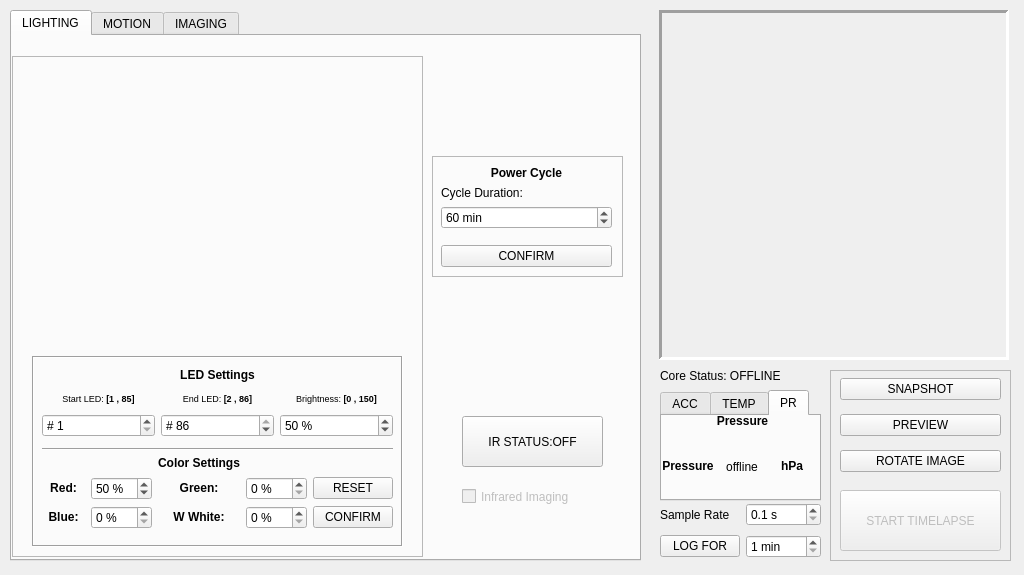
Above: _ui/Clinostat.ui from CoCl-Jerry/SciSpin_Max_Dev before the change. Below: the same form after it.
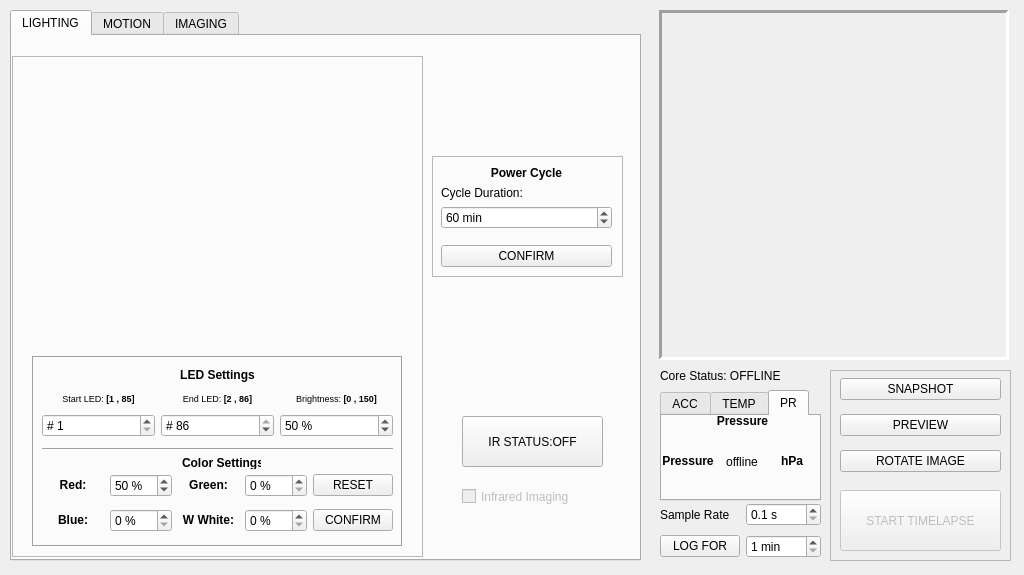
That is the form after the change. The open tabs and pages were chosen to show the change. Icons and pictures are not drawn.

```diff
--- a/_ui/Clinostat.ui
+++ b/_ui/Clinostat.ui
@@ -130,13 +130,13 @@
         <property name="geometry">
          <rect>
           <x>10</x>
-          <y>100</y>
+          <y>112</y>
           <width>351</width>
-          <height>73</height>
+          <height>71</height>
          </rect>
         </property>
         <layout class="QGridLayout" name="gridLayout">
-         <item row="2" column="3">
+         <item row="1" column="3">
           <widget class="QSpinBox" name="W_spinBox">
            <property name="toolTip">
             <string>Warm White Color Intensity, note that at high brightnesses  warm white LEDs consume a considerable more amount of power than the other color LEDs</string>
@@ -149,28 +149,28 @@
            </property>
           </widget>
          </item>
-         <item row="2" column="2">
+         <item row="1" column="2">
           <widget class="QLabel" name="W_label">
            <property name="text">
             <string>&lt;html&gt;&lt;head/&gt;&lt;body&gt;&lt;p align=&quot;center&quot;&gt;&lt;span style=&quot; font-weight:600;&quot;&gt;W White:&lt;/span&gt;&lt;/p&gt;&lt;/body&gt;&lt;/html&gt;</string>
            </property>
           </widget>
          </item>
-         <item row="1" column="0">
+         <item row="0" column="0">
           <widget class="QLabel" name="R_label">
            <property name="text">
             <string>&lt;html&gt;&lt;head/&gt;&lt;body&gt;&lt;p align=&quot;center&quot;&gt;&lt;span style=&quot; font-weight:600;&quot;&gt;Red:&lt;/span&gt;&lt;/p&gt;&lt;/body&gt;&lt;/html&gt;</string>
            </property>
           </widget>
          </item>
-         <item row="2" column="0">
+         <item row="1" column="0">
           <widget class="QLabel" name="B_label">
            <property name="text">
             <string>&lt;html&gt;&lt;head/&gt;&lt;body&gt;&lt;p align=&quot;center&quot;&gt;&lt;span style=&quot; font-weight:600;&quot;&gt;Blue:&lt;/span&gt;&lt;/p&gt;&lt;/body&gt;&lt;/html&gt;</string>
            </property>
           </widget>
          </item>
-         <item row="2" column="1">
+         <item row="1" column="1">
           <widget class="QSpinBox" name="B_spinBox">
            <property name="toolTip">
             <string>Blue Color Intensity</string>
@@ -183,7 +183,7 @@
            </property>
           </widget>
          </item>
-         <item row="1" column="1">
+         <item row="0" column="1">
           <widget class="QSpinBox" name="R_spinBox">
            <property name="toolTip">
             <string>Red Color Intensity</string>
@@ -199,14 +199,14 @@
            </property>
           </widget>
          </item>
-         <item row="1" column="2">
+         <item row="0" column="2">
           <widget class="QLabel" name="G_label">
            <property name="text">
             <string>&lt;html&gt;&lt;head/&gt;&lt;body&gt;&lt;p align=&quot;center&quot;&gt;&lt;span style=&quot; font-weight:600;&quot;&gt;Green:&lt;/span&gt;&lt;/p&gt;&lt;/body&gt;&lt;/html&gt;</string>
            </property>
           </widget>
          </item>
-         <item row="1" column="3">
+         <item row="0" column="3">
           <widget class="QSpinBox" name="G_spinBox">
            <property name="toolTip">
             <string>Green Color Intensity</string>
@@ -219,7 +219,7 @@
            </property>
           </widget>
          </item>
-         <item row="2" column="4">
+         <item row="1" column="4">
           <widget class="QPushButton" name="light_Confirm_pushButton">
            <property name="toolTip">
             <string>Confirm current light settings.</string>
@@ -229,7 +229,7 @@
            </property>
           </widget>
          </item>
-         <item row="1" column="4">
+         <item row="0" column="4">
           <widget class="QPushButton" name="light_Reset_pushButton">
            <property name="toolTip">
             <string>Turn off all LEDs and restore settings to default.</string>
@@ -239,13 +239,6 @@
            </property>
           </widget>
          </item>
-         <item row="0" column="2">
-          <widget class="QLabel" name="color_label">
-           <property name="text">
-            <string>&lt;html&gt;&lt;head/&gt;&lt;body&gt;&lt;p align=&quot;center&quot;&gt;&lt;span style=&quot; font-weight:600;&quot;&gt;Color Settings&lt;/span&gt;&lt;/p&gt;&lt;/body&gt;&lt;/html&gt;</string>
-           </property>
-          </widget>
-         </item>
         </layout>
        </widget>
        <widget class="Line" name="line_13">
@@ -355,6 +348,19 @@
          </item>
         </layout>
        </widget>
+       <widget class="QLabel" name="color_label">
+        <property name="geometry">
+         <rect>
+          <x>150</x>
+          <y>100</y>
+          <width>79</width>
+          <height>13</height>
+         </rect>
+        </property>
+        <property name="text">
+         <string>&lt;html&gt;&lt;head/&gt;&lt;body&gt;&lt;p align=&quot;center&quot;&gt;&lt;span style=&quot; font-weight:600;&quot;&gt;Color Settings&lt;/span&gt;&lt;/p&gt;&lt;/body&gt;&lt;/html&gt;</string>
+        </property>
+       </widget>
       </widget>
      </widget>
      <widget class="QFrame" name="frame_2">
@@ -1498,9 +1504,9 @@
       <property name="geometry">
        <rect>
         <x>0</x>
-        <y>20</y>
+        <y>10</y>
         <width>152</width>
-        <height>61</height>
+        <height>71</height>
        </rect>
       </property>
       <layout class="QHBoxLayout" name="horizontalLayout_4">
```
Left out of the diff: 4 changed lines with no effect on the pictures.
